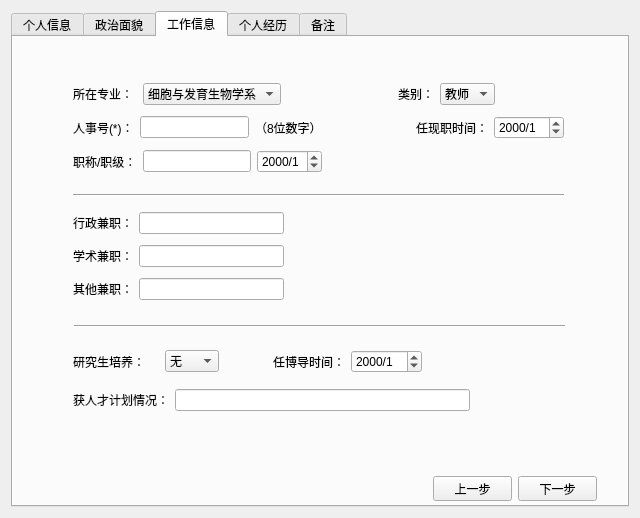
faellsa/teachersmanagement, file addteacherinfodialog.ui: the form before one commit.
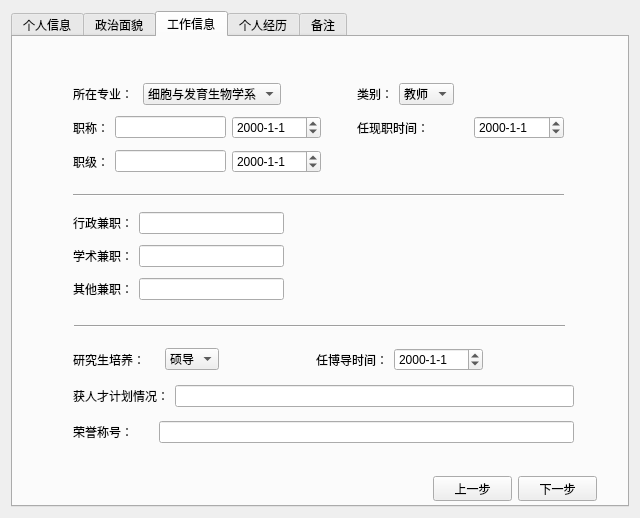
The form after the commit. The open tabs and pages were chosen to show the change.

```diff
--- a/addteacherinfodialog.ui
+++ b/addteacherinfodialog.ui
@@ -217,6 +217,33 @@
           </item>
          </layout>
         </item>
+        <item>
+         <layout class="QHBoxLayout" name="horizontalLayout_36">
+          <item>
+           <widget class="QLabel" name="label_28">
+            <property name="text">
+             <string>人事号(*)： </string>
+            </property>
+           </widget>
+          </item>
+          <item>
+           <widget class="QLineEdit" name="m_PersonnelNo"/>
+          </item>
+          <item>
+           <spacer name="horizontalSpacer_11">
+            <property name="orientation">
+             <enum>Qt::Horizontal</enum>
+            </property>
+            <property name="sizeHint" stdset="0">
+             <size>
+              <width>40</width>
+              <height>20</height>
+             </size>
+            </property>
+           </spacer>
+          </item>
+         </layout>
+        </item>
         <item>
          <layout class="QHBoxLayout" name="horizontalLayout_2">
           <item>
@@ -573,9 +600,12 @@
             <property name="orientation">
              <enum>Qt::Horizontal</enum>
             </property>
+            <property name="sizeType">
+             <enum>QSizePolicy::Fixed</enum>
+            </property>
             <property name="sizeHint" stdset="0">
              <size>
-              <width>40</width>
+              <width>30</width>
               <height>20</height>
              </size>
             </property>
@@ -629,20 +659,45 @@
         </item>
         <item row="1" column="0">
          <layout class="QHBoxLayout" name="horizontalLayout_20">
-          <item>
-           <widget class="QLabel" name="label_21">
-            <property name="text">
-             <string>人事号(*)：</string>
-            </property>
-           </widget>
-          </item>
-          <item>
-           <widget class="QLineEdit" name="m_PersonnelNo"/>
-          </item>
           <item>
            <widget class="QLabel" name="label_34">
             <property name="text">
-             <string>（8位数字）</string>
+             <string>职称：</string>
+            </property>
+           </widget>
+          </item>
+          <item>
+           <widget class="QLineEdit" name="m_Title">
+            <property name="minimumSize">
+             <size>
+              <width>0</width>
+              <height>0</height>
+             </size>
+            </property>
+            <property name="maximumSize">
+             <size>
+              <width>16777215</width>
+              <height>16777215</height>
+             </size>
+            </property>
+           </widget>
+          </item>
+          <item>
+           <widget class="QDateEdit" name="m_TitleTime">
+            <property name="minimumSize">
+             <size>
+              <width>65</width>
+              <height>0</height>
+             </size>
+            </property>
+            <property name="maximumSize">
+             <size>
+              <width>90</width>
+              <height>16777215</height>
+             </size>
+            </property>
+            <property name="displayFormat">
+             <string>yyyy-M-d</string>
             </property>
            </widget>
           </item>
@@ -655,9 +710,12 @@
             <property name="orientation">
              <enum>Qt::Horizontal</enum>
             </property>
+            <property name="sizeType">
+             <enum>QSizePolicy::Fixed</enum>
+            </property>
             <property name="sizeHint" stdset="0">
              <size>
-              <width>40</width>
+              <width>30</width>
               <height>20</height>
              </size>
             </property>
@@ -672,6 +730,12 @@
           </item>
           <item>
            <widget class="QDateEdit" name="m_CurrentPositionTime">
+            <property name="minimumSize">
+             <size>
+              <width>90</width>
+              <height>0</height>
+             </size>
+            </property>
             <property name="maximumSize">
              <size>
               <width>70</width>
@@ -679,7 +743,7 @@
              </size>
             </property>
             <property name="displayFormat">
-             <string>yyyy/M</string>
+             <string>yyyy-M-d</string>
             </property>
            </widget>
           </item>
@@ -690,7 +754,7 @@
           <item>
            <widget class="QLabel" name="label_23">
             <property name="text">
-             <string>职称/职级：</string>
+             <string>职级：</string>
             </property>
            </widget>
           </item>
@@ -711,7 +775,7 @@
            </widget>
           </item>
           <item>
-           <widget class="QDateEdit" name="m_TitleTime">
+           <widget class="QDateEdit" name="m_RankTime">
             <property name="minimumSize">
              <size>
               <width>65</width>
@@ -720,12 +784,12 @@
             </property>
             <property name="maximumSize">
              <size>
-              <width>65</width>
+              <width>90</width>
               <height>16777215</height>
              </size>
             </property>
             <property name="displayFormat">
-             <string>yyyy/M</string>
+             <string>yyyy-M-d</string>
             </property>
            </widget>
           </item>
@@ -805,8 +869,8 @@
         <rect>
          <x>60</x>
          <y>303</y>
-         <width>397</width>
-         <height>81</height>
+         <width>501</width>
+         <height>111</height>
         </rect>
        </property>
        <layout class="QVBoxLayout" name="verticalLayout_10">
@@ -823,11 +887,6 @@
             </item>
             <item>
              <widget class="QComboBox" name="m_GraduateTrain">
-              <item>
-               <property name="text">
-                <string>无</string>
-               </property>
-              </item>
               <item>
                <property name="text">
                 <string>硕导</string>
@@ -867,7 +926,7 @@
             <item>
              <widget class="QDateEdit" name="m_TeacherTime">
               <property name="displayFormat">
-               <string>yyyy/M</string>
+               <string>yyyy-M-d</string>
               </property>
              </widget>
             </item>
@@ -902,6 +961,20 @@
           </item>
          </layout>
         </item>
+        <item>
+         <layout class="QHBoxLayout" name="horizontalLayout_37">
+          <item>
+           <widget class="QLabel" name="label_16">
+            <property name="text">
+             <string>荣誉称号：      </string>
+            </property>
+           </widget>
+          </item>
+          <item>
+           <widget class="QLineEdit" name="m_Honour"/>
+          </item>
+         </layout>
+        </item>
        </layout>
       </widget>
      </widget>
```
Left out of the diff: 84 changed lines with no effect on the pictures.
